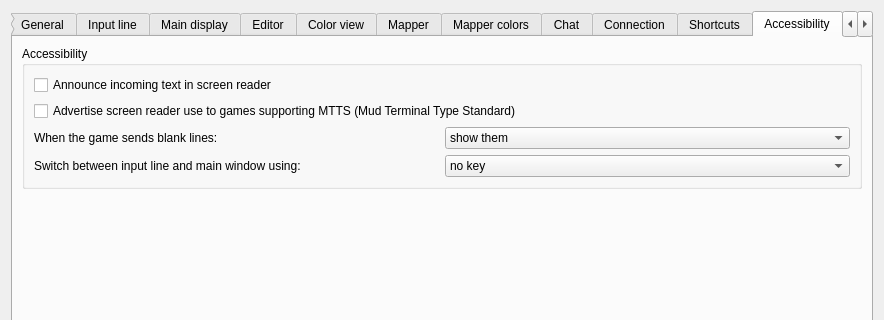
Before: the Qt Designer form src/ui/profile_preferences.ui in Mudlet/Mudlet, drawn with Qt 5; both pictures show x 0 to 884 and y 0 to 320 of the 884 by 699 pixel window.
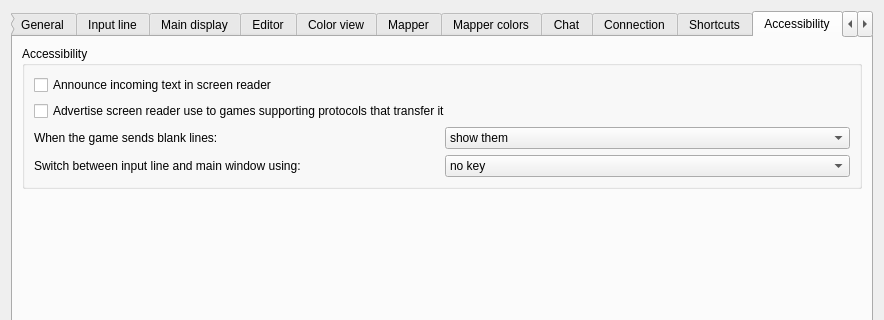
After: the same form once the commit is applied. The open tabs and pages were chosen to show the change. Icons and pictures are not drawn. Custom widgets are drawn as their Qt base class.

Diff of the .ui file:
```diff
--- a/src/ui/profile_preferences.ui
+++ b/src/ui/profile_preferences.ui
@@ -3655,7 +3655,7 @@
              <string></string>
             </property>
             <property name="text">
-             <string>Advertise screen reader use to games supporting MTTS (Mud Terminal Type Standard)</string>
+             <string>Advertise screen reader use to games supporting protocols that transfer it</string>
             </property>
            </widget>
           </item>
```
